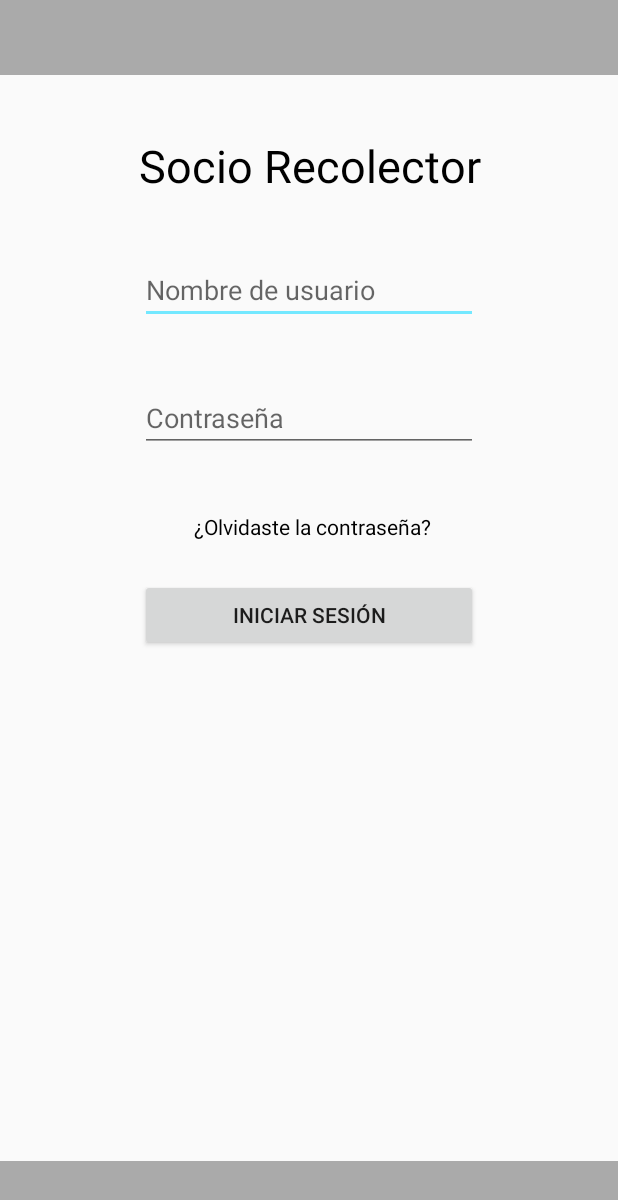
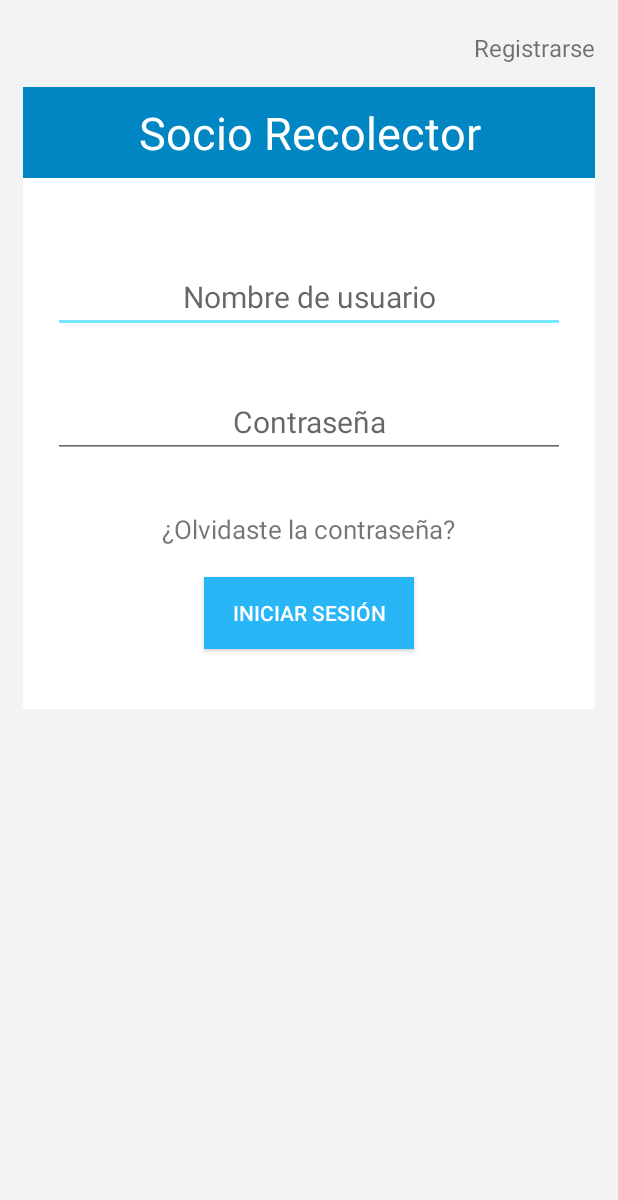
Before and after one commit to equipo2ua/Recolector, an Android app: the layout iniciar_sesion_recolector.xml on its own in the app's theme, with its tools: preview values and no code run, on a phone screen of 412 x 824 dp. Shown: the top 1200 px of the screen. Run offline under Robolectric (Android 15) with nearby library versions, the phone set to English and light mode, and no system bars.

Commit message:
diseño terminado de los 6 layouts junto con sus coleres

```diff
--- a/app/src/main/res/layout/change_password.xml
+++ b/app/src/main/res/layout/change_password.xml
@@ -33,7 +33,7 @@
                 />
 
             <EditText
-                android:id="@+id/newPassword"
+                android:id="@+id/CPnewPassword"
                 android:inputType="numberDecimal"
                 android:layout_width="match_parent"
                 android:layout_height="wrap_content"
@@ -44,7 +44,7 @@
                 android:layout_margin="20dp"
                 />
             <EditText
-                android:id="@+id/confirmPassword"
+                android:id="@+id/CPconfirmPassword"
                 android:inputType="numberDecimal"
                 android:layout_width="match_parent"
                 android:layout_height="wrap_content"
@@ -62,7 +62,7 @@
                 android:padding="20dp">
 
                 <Button
-                    android:id="@+id/cancelar"
+                    android:id="@+id/CPcancelar"
                     android:layout_width="100dp"
                     android:layout_height="wrap_content"
                     android:layout_marginTop="7dp"
@@ -72,7 +72,7 @@
                     android:textColor="@android:color/background_light" />
 
                 <Button
-                    android:id="@+id/verificar"
+                    android:id="@+id/CPverificar"
                     android:layout_width="100dp"
                     android:layout_height="wrap_content"
                     android:layout_marginTop="7dp"
--- a/app/src/main/res/layout/iniciar_sesion_recolector.xml
+++ b/app/src/main/res/layout/iniciar_sesion_recolector.xml
@@ -1,91 +1,102 @@
 <?xml version="1.0" encoding="utf-8"?>
-<androidx.constraintlayout.widget.ConstraintLayout
-    xmlns:android="http://schemas.android.com/apk/res/android"
+<androidx.constraintlayout.widget.ConstraintLayout xmlns:android="http://schemas.android.com/apk/res/android"
     xmlns:tools="http://schemas.android.com/tools"
     android:layout_width="match_parent"
-    android:layout_height="match_parent">
+    android:layout_height="match_parent"
+    xmlns:app="http://schemas.android.com/apk/res-auto">
 
-    <RelativeLayout
+    <ScrollView
         android:layout_width="match_parent"
-        android:layout_height="match_parent">
-
-        <TextView
-            android:id="@+id/paletaSuperior"
-        android:layout_width="match_parent"
-        android:layout_height="wrap_content"
-        android:background="@android:color/darker_gray"
-        android:height="50dp"
-        />
+        android:layout_height="match_parent"
+        android:orientation="vertical"
+        app:layout_constraintTop_toTopOf="parent"
+        android:background="@color/primaryBackgroundColor">
 
 
-        <TextView
-            android:id="@+id/titulo"
+        <LinearLayout
             android:layout_width="match_parent"
             android:layout_height="wrap_content"
-            android:background="@android:color/transparent"
-            android:text="Socio Recolector"
-            android:textSize="30dp"
-            android:textColor="@android:color/black"
-            android:textAlignment="center"
-            android:layout_marginTop="40dp"
-            android:layout_below="@id/paletaSuperior"
+            android:orientation="vertical"
+            android:gravity="center_horizontal"
+            android:layout_margin="15dp"
+            android:background="#ffffff"
+            >
+            <LinearLayout
+                android:layout_width="match_parent"
+                android:layout_height="wrap_content"
+                android:orientation="vertical"
+                android:background="@color/primaryBackgroundColor">
+
+                <TextView
+                    android:id="@+id/IS_registrarse"
+                    android:layout_width="wrap_content"
+                    android:layout_height="wrap_content"
+                    android:text="Registrarse"
+                    android:textSize="16dp"
+                    android:layout_gravity="right"
+                    android:layout_marginTop="5dp"
+                    android:layout_marginBottom="15dp"
+                    />
+
+            </LinearLayout>
+
+            <TextView
+                android:layout_width="match_parent"
+                android:layout_height="wrap_content"
+                android:text="Socio Recolector"
+                android:textAlignment="center"
+                android:textSize="30dp"
+                android:background="@color/primaryDarkColor"
+                android:textColor="#ffffff"
+                android:padding="10dp"/>
             />
 
             <EditText
-                android:id="@+id/inputUsuario"
+                android:id="@+id/IS_nombre"
+                android:inputType="numberDecimal"
+                android:layout_width="match_parent"
+                android:layout_height="wrap_content"
+                android:hint="Nombre de usuario"
+                android:textAlignment="center"
+                android:textSize="20sp"
+                android:layout_marginRight="20dp"
+                android:layout_marginLeft="20dp"
+                android:layout_marginTop="55dp"
+                />
+            <EditText
+                android:id="@+id/IS_contraseña"
+                android:inputType="numberDecimal"
+                android:layout_width="match_parent"
+                android:layout_height="wrap_content"
+                android:hint="Contraseña"
+                android:textAlignment="center"
+                android:textSize="20sp"
+                android:layout_marginRight="20dp"
+                android:layout_marginLeft="20dp"
+                android:layout_marginTop="35dp"/>
+            <TextView
                 android:layout_width="wrap_content"
                 android:layout_height="wrap_content"
-                android:layout_marginTop="40dp"
-                android:width="225dp"
-                android:hint="Nombre de usuario"
-                android:layout_centerInParent="true"
-                android:layout_below="@id/titulo"
+                android:text="¿Olvidaste la contraseña?"
+                android:textSize="17dp"
+                android:layout_marginTop="35dp"
                 />
 
-            <EditText
-                android:id="@+id/inputConstraseña"
-                android:layout_width="wrap_content"
+
+            <Button
+                android:id="@+id/IS_iniciarSesionButton"
+                android:layout_width="140dp"
                 android:layout_height="wrap_content"
-                android:layout_marginTop="40dp"
-                android:width="225dp"
-                android:hint="Contraseña"
-                android:layout_centerInParent="true"
-                android:layout_below="@id/inputUsuario"
-                />
-
-        <TextView
-            android:id="@+id/olvidoContraseña"
-            android:layout_width="wrap_content"
-            android:layout_height="wrap_content"
-            android:layout_marginTop="40dp"
-            android:width="225dp"
-            android:text=" ¿Olvidaste la contraseña?"
-            android:textColor="@android:color/black"
-            android:textAlignment="center"
-            android:layout_centerInParent="true"
-            android:layout_below="@id/inputConstraseña"/>
-
-        <Button
-            android:id="@+id/botonSesion"
-            android:layout_width="wrap_content"
-            android:layout_height="wrap_content"
-            android:layout_marginTop="25dp"
-            android:width="225dp"
-            android:text="Iniciar sesión"
-            android:layout_centerInParent="true"
-            android:layout_below="@id/olvidoContraseña"/>
+                android:layout_marginTop="20dp"
+                android:background="@color/primaryColor"
+                android:text="Iniciar sesión"
+                android:layout_marginBottom="40dp"
+                android:textColor="@android:color/background_light" />
 
 
-        <TextView
-            android:id="@+id/paletaInferior"
-            android:layout_width="match_parent"
-            android:layout_height="wrap_content"
-            android:background="@android:color/darker_gray"
-            android:height="50dp"
-            android:layout_alignParentBottom="true"
-                />
+        </LinearLayout>
 
-    </RelativeLayout>
+    </ScrollView>
 
 
 </androidx.constraintlayout.widget.ConstraintLayout>
--- a/app/src/main/res/layout/profile.xml
+++ b/app/src/main/res/layout/profile.xml
@@ -42,7 +42,7 @@
                 android:textSize="20sp"
                 android:textStyle="bold" />
             <TextView
-                android:id="@+id/name"
+                android:id="@+id/Profilename"
                 android:layout_width="match_parent"
                 android:layout_height="wrap_content"
                 android:text="Andrés Luciano"
@@ -55,7 +55,7 @@
                 android:textSize="20sp"
                 android:textStyle="bold" />
             <TextView
-                android:id="@+id/lastName"
+                android:id="@+id/ProfilelastName"
                 android:layout_width="match_parent"
                 android:layout_height="wrap_content"
                 android:text="Montecinos Kern"
@@ -68,7 +68,7 @@
                 android:textSize="20sp"
                 android:textStyle="bold" />
             <TextView
-                android:id="@+id/address"
+                android:id="@+id/Profileaddress"
                 android:layout_width="match_parent"
                 android:layout_height="wrap_content"
                 android:text="Calle Uno 2343"
@@ -81,7 +81,7 @@
                 android:textSize="20sp"
                 android:textStyle="bold" />
             <TextView
-                android:id="@+id/gender"
+                android:id="@+id/Profilegender"
                 android:layout_width="match_parent"
                 android:layout_height="wrap_content"
                 android:text="Prefiero no decirlo"
@@ -94,7 +94,7 @@
                 android:textSize="20sp"
                 android:textStyle="bold" />
             <TextView
-                android:id="@+id/phone"
+                android:id="@+id/Profilephone"
                 android:layout_width="match_parent"
                 android:layout_height="wrap_content"
                 android:text="+569 9876 5432"
@@ -107,7 +107,7 @@
                 android:textSize="20sp"
                 android:textStyle="bold" />
             <TextView
-                android:id="@+id/email"
+                android:id="@+id/ProfileEmail"
                 android:layout_width="match_parent"
                 android:layout_height="wrap_content"
                 android:text="andres.xxxxxxx@xxxxx.com"
--- a/app/src/main/res/layout/registro_recolector.xml
+++ b/app/src/main/res/layout/registro_recolector.xml
@@ -38,6 +38,7 @@
                 >
 
                 <EditText
+                    android:id="@+id/FormNombre"
                     android:layout_width="wrap_content"
                     android:layout_height="wrap_content"
                     android:hint="Nombres"
@@ -47,6 +48,7 @@
                     android:layout_marginTop="20dp"
                     />
                 <EditText
+                    android:id="@+id/FormApellido"
                     android:layout_width="wrap_content"
                     android:layout_height="wrap_content"
                     android:hint="Apellidos"
@@ -56,6 +58,7 @@
                     android:layout_marginTop="20dp"
                     />
                 <EditText
+                    android:id="@+id/FormCorreo"
                     android:layout_width="wrap_content"
                     android:layout_height="wrap_content"
                     android:hint="Correo electrónico"
@@ -65,6 +68,7 @@
                     android:layout_marginTop="20dp"
                     />
                 <EditText
+                    android:id="@+id/FormTelefono"
                     android:layout_width="wrap_content"
                     android:layout_height="wrap_content"
                     android:hint="Teléfono"
@@ -74,6 +78,7 @@
                     android:layout_marginTop="20dp"
                     />
                 <EditText
+                    android:id="@+id/FormComuna"
                     android:layout_width="wrap_content"
                     android:layout_height="wrap_content"
                     android:hint="Comuna"
@@ -83,6 +88,7 @@
                     android:layout_marginTop="20dp"
                     />
                 <EditText
+                    android:id="@+id/FormCalle"
                     android:layout_width="wrap_content"
                     android:layout_height="wrap_content"
                     android:hint="Calle y numeración"
@@ -92,6 +98,7 @@
                     android:layout_marginTop="20dp"
                     />
                 <EditText
+                    android:id="@+id/FormContraseña"
                     android:layout_width="wrap_content"
                     android:layout_height="wrap_content"
                     android:hint="Contraseña"
@@ -101,6 +108,7 @@
                     android:layout_marginTop="20dp"
                     />
                 <EditText
+                    android:id="@+id/FormRepetirContraseña"
                     android:layout_width="wrap_content"
                     android:layout_height="wrap_content"
                     android:hint="Repetir contraseña"
@@ -124,6 +132,7 @@
                     >
 
                     <Button
+                        android:id="@+id/FormCancelarButton"
                         android:layout_width="wrap_content"
                         android:layout_height="wrap_content"
                         android:text="Cancelar"
@@ -133,6 +142,7 @@
                         android:background="@color/primaryColor"
                         />
                     <Button
+                        android:id="@+id/FormRegistrarseButton"
                         android:layout_width="wrap_content"
                         android:layout_height="wrap_content"
                         android:text="Registrarse"
```
